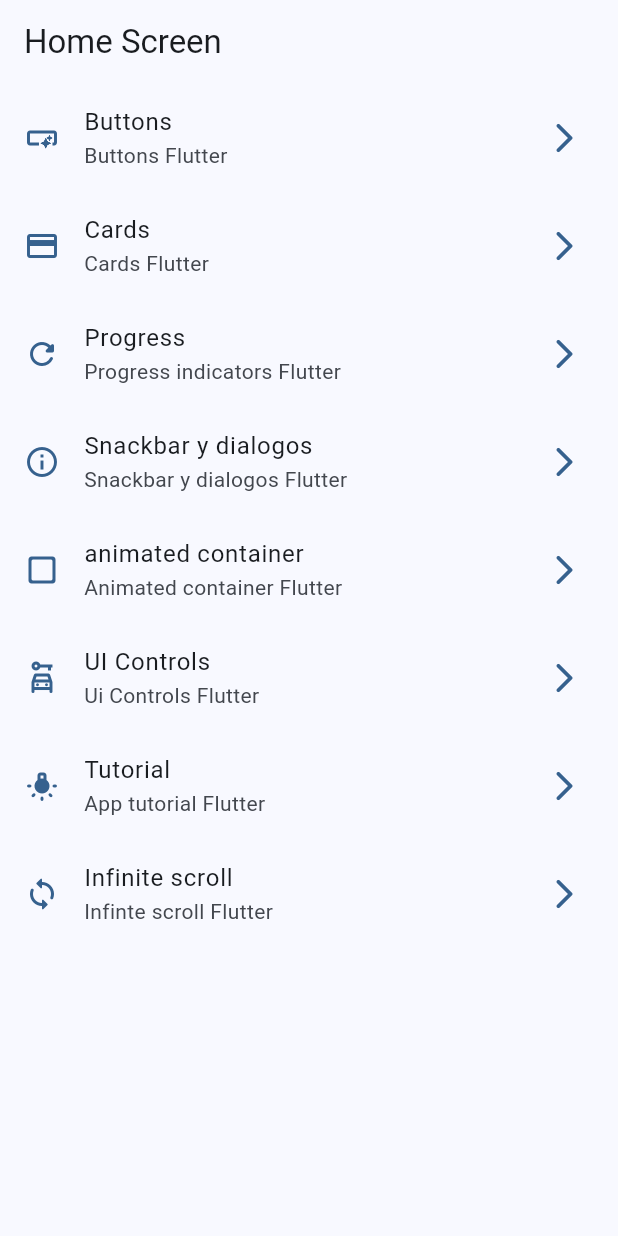
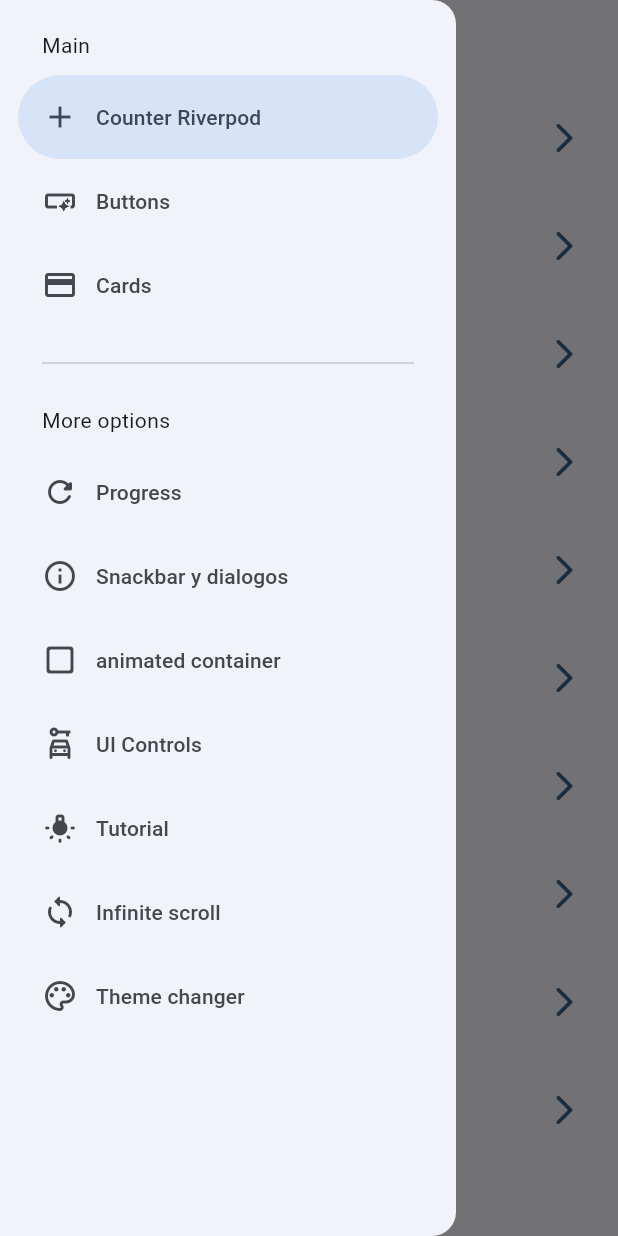
Before and after one commit to DiegoYepes05/Widgets_App, a Flutter app: the screen it shows after launch, with the side drawer open (before the commit the screen has no drawer), on a phone screen of 412 x 824 dp. Run offline on Flutter 3.47's test engine with Material 3 defaults, Android fonts, the phone set to English and light mode, and no system bars; our stand-ins replace animate_do, flutter_riverpod, go_router.

Commit message:
App Finished

```diff
--- a/lib/config/menu/menu_items.dart
+++ b/lib/config/menu/menu_items.dart
@@ -15,6 +15,12 @@ class MenuItems {
 }
 
 const appMenuItems = <MenuItems>[
+  MenuItems(
+    title: 'Counter Riverpod',
+    subTitle: 'Introduction Riverpod Flutter',
+    icon: Icons.add,
+    link: '/counter',
+  ),
   MenuItems(
     title: 'Buttons',
     subTitle: 'Buttons Flutter',
@@ -63,4 +69,10 @@ const appMenuItems = <MenuItems>[
     icon: Icons.sync_rounded,
     link: '/infinite',
   ),
+  MenuItems(
+    title: 'Theme changer',
+    subTitle: 'Theme changer Flutter',
+    icon: Icons.color_lens_outlined,
+    link: '/theme-changer',
+  ),
 ];
--- a/lib/config/router/app_router.dart
+++ b/lib/config/router/app_router.dart
@@ -7,6 +7,10 @@ final appRouter = GoRouter(
     GoRoute(
       path: '/',
       builder: (context, state) => const HomeScreen(),
+    ),
+    GoRoute(
+      path: '/counter',
+      builder: (context, state) => const CounterScreen(),
     ),
     GoRoute(
       path: '/buttons',
@@ -40,5 +44,9 @@ final appRouter = GoRouter(
       path: '/infinite',
       builder: (context, state) => const InfiniteScrollScreen(),
     ),
+    GoRoute(
+      path: '/theme-changer',
+      builder: (context, state) => const ThemeChangerScreen(),
+    ),
   ],
 );
--- a/lib/config/theme/app_theme.dart
+++ b/lib/config/theme/app_theme.dart
@@ -11,15 +11,26 @@ const colorList = <Color>[
 
 class AppTheme {
   final int selectedColor;
-
+  final bool isDarkmode;
   AppTheme({
     this.selectedColor = 0,
+    this.isDarkmode = false,
   })  : assert(selectedColor >= 0, 'El color debe ser mayor o igual a 0'),
         assert(selectedColor < colorList.length,
             'El color debe ser menor o igual a ${colorList.length - 1}');
 
   ThemeData getTheme() => ThemeData(
         useMaterial3: true,
+        brightness: isDarkmode ? Brightness.dark : Brightness.light,
         colorSchemeSeed: colorList[selectedColor],
       );
+
+  AppTheme copyWith({
+    int? selectedColor,
+    bool? isDarkmode,
+  }) =>
+      AppTheme(
+        selectedColor: selectedColor ?? this.selectedColor,
+        isDarkmode: isDarkmode ?? this.isDarkmode,
+      );
 }
--- a/lib/main.dart
+++ b/lib/main.dart
@@ -1,18 +1,21 @@
 import 'package:flutter/material.dart';
+import 'package:flutter_riverpod/flutter_riverpod.dart';
 import 'package:widgets_app/config/router/app_router.dart';
 import 'package:widgets_app/config/theme/app_theme.dart';
+import 'package:widgets_app/presentation/providers/theme_provider.dart';
 
-void main() => runApp(const MyApp());
+void main() => runApp(const ProviderScope(child: MyApp()));
 
-class MyApp extends StatelessWidget {
+class MyApp extends ConsumerWidget {
   const MyApp({super.key});
 
   @override
-  Widget build(BuildContext context) {
+  Widget build(BuildContext context, WidgetRef ref) {
+    final AppTheme appTheme = ref.watch(themeNotifierProvider);
     return MaterialApp.router(
       title: 'Widgets App',
       debugShowCheckedModeBanner: false,
-      theme: AppTheme(selectedColor: 0).getTheme(),
+      theme: appTheme.getTheme(),
       routerConfig: appRouter,
     );
   }
--- /dev/null
+++ b/lib/presentation/providers/counter_provider.dart
@@ -0,0 +1,3 @@
+import 'package:flutter_riverpod/flutter_riverpod.dart';
+
+final counterProvider = StateProvider<int>((ref) => 5);
--- a/lib/presentation/screens/home/home_screen.dart
+++ b/lib/presentation/screens/home/home_screen.dart
@@ -1,18 +1,23 @@
 import 'package:flutter/material.dart';
 import 'package:go_router/go_router.dart';
 import 'package:widgets_app/config/menu/menu_items.dart';
+import 'package:widgets_app/presentation/screens/widgets/side_menu.dart';
 
 class HomeScreen extends StatelessWidget {
   const HomeScreen({super.key});
 
   @override
   Widget build(BuildContext context) {
+    final scaffoldKey = GlobalKey<ScaffoldState>();
     return Scaffold(
-      appBar: AppBar(
-        title: const Text('Home Screen'),
-      ),
-      body: const _HomeView(),
-    );
+        key: scaffoldKey,
+        appBar: AppBar(
+          title: const Text('Home Screen'),
+        ),
+        body: const _HomeView(),
+        drawer: SideMenu(
+          scaffoldKey: scaffoldKey,
+        ));
   }
 }
 
--- a/lib/presentation/screens/screens.dart
+++ b/lib/presentation/screens/screens.dart
@@ -1,7 +1,9 @@
+export 'package:widgets_app/presentation/screens/theme_changer/theme_changer_screen.dart';
 export 'package:widgets_app/presentation/screens/animated/animated_screen.dart';
 export 'package:widgets_app/presentation/screens/app_tutorial/app_tutorial_screen.dart';
 export 'package:widgets_app/presentation/screens/buttons/buttons_screen.dart';
 export 'package:widgets_app/presentation/screens/cards/cards_screen.dart';
+export 'package:widgets_app/presentation/screens/counter/counter_screen.dart';
 export 'package:widgets_app/presentation/screens/home/home_screen.dart';
 export 'package:widgets_app/presentation/screens/infinite_scroll/infinite_scroll_screen.dart';
 export 'package:widgets_app/presentation/screens/progress/progress_screen.dart';
--- /dev/null
+++ b/lib/presentation/screens/widgets/side_menu.dart
@@ -0,0 +1,65 @@
+import 'package:flutter/material.dart';
+import 'package:go_router/go_router.dart';
+import 'package:widgets_app/config/menu/menu_items.dart';
+
+class SideMenu extends StatefulWidget {
+  final GlobalKey<ScaffoldState> scaffoldKey;
+  const SideMenu({
+    super.key,
+    required this.scaffoldKey,
+  });
+
+  @override
+  State<SideMenu> createState() => _SideMenuState();
+}
+
+class _SideMenuState extends State<SideMenu> {
+  int navDraverIndex = 0;
+  @override
+  Widget build(BuildContext context) {
+    final hasNotch = MediaQuery.of(context).viewPadding.top > 35;
+
+    return NavigationDrawer(
+      selectedIndex: navDraverIndex,
+      onDestinationSelected: (value) {
+        setState(() {
+          navDraverIndex = value;
+        });
+
+        final menuItem = appMenuItems[value];
+        context.push(menuItem.link);
+        widget.scaffoldKey.currentState?.closeDrawer();
+      },
+      children: [
+        Padding(
+          padding: EdgeInsets.fromLTRB(28, hasNotch ? 0 : 20, 16, 10),
+          child: const Text('Main'),
+        ),
+        ...appMenuItems.sublist(0, 3).map(
+              (item) => NavigationDrawerDestination(
+                icon: Icon(
+                  item.icon,
+                ),
+                label: Text(item.title),
+              ),
+            ),
+        const Padding(
+          padding: EdgeInsets.fromLTRB(28, 16, 28, 10),
+          child: Divider(),
+        ),
+        const Padding(
+          padding: EdgeInsets.fromLTRB(28, 10, 16, 10),
+          child: Text('More options'),
+        ),
+        ...appMenuItems.sublist(3).map(
+              (item) => NavigationDrawerDestination(
+                icon: Icon(
+                  item.icon,
+                ),
+                label: Text(item.title),
+              ),
+            ),
+      ],
+    );
+  }
+}
--- a/pubspec.yaml
+++ b/pubspec.yaml
@@ -32,6 +32,7 @@ dependencies:
   cupertino_icons: ^1.0.2
   flutter:
     sdk: flutter
+  flutter_riverpod: ^2.4.10
   go_router: ^13.1.0
 
 dev_dependencies:
```
Also changed, not shown: lib/presentation/providers/theme_provider.dart (added, +20 -0 lines), lib/presentation/screens/counter/counter_screen.dart (added, +41 -0 lines), lib/presentation/screens/theme_changer/theme_changer_screen.dart (added, +57 -0 lines), pubspec.lock.
